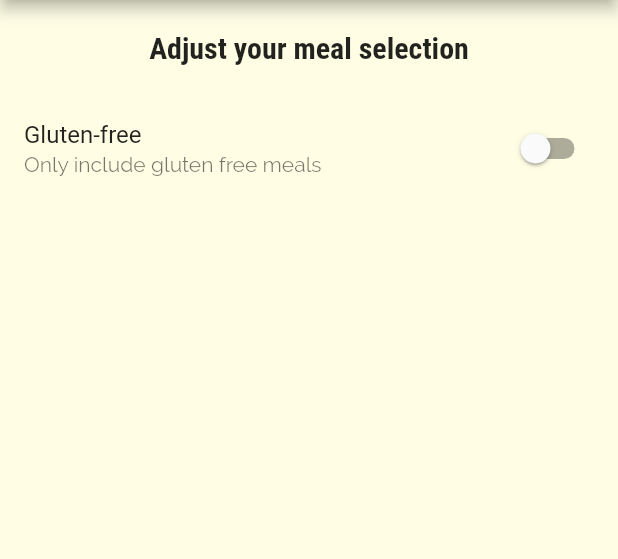
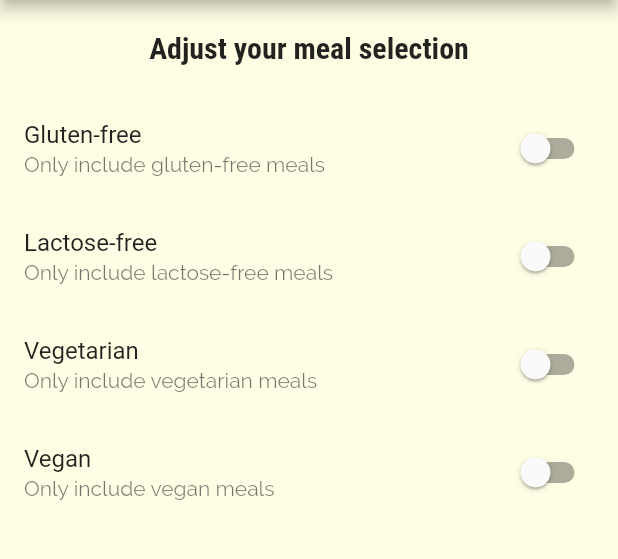
Before and after one commit to mezez/mez_meals, a Flutter app: the FiltersScreen screen opened by its route, on a phone screen of 412 x 824 dp, the part 84-643 px from its top. Run offline on Flutter 3.47's test engine with Material 2 defaults, Android fonts, the phone set to English and light mode, and no system bars.

Commit message:
filters scaffold update

```diff
--- a/lib/screens/filters_screen.dart
+++ b/lib/screens/filters_screen.dart
@@ -13,6 +13,15 @@ class _FiltersScreenState extends State<FiltersScreen> {
   bool _vegetarian = false;
   bool _vegan = false;
   bool _lactoseFree = false;
+
+  Widget _buildSwitchListTile(String title, String description,
+      bool currentValue, Function updateValue) {
+    return SwitchListTile(
+        title: Text(title),
+        value: currentValue,
+        subtitle: Text(description),
+        onChanged: updateValue);
+  }
 
   @override
   Widget build(BuildContext context) {
@@ -34,15 +43,32 @@ class _FiltersScreenState extends State<FiltersScreen> {
           Expanded(
               child: ListView(
             children: <Widget>[
-              SwitchListTile(
-                  title: Text('Gluten-free'),
-                  value: _glutenFree,
-                  subtitle: Text('Only include gluten free meals'),
-                  onChanged: (newValue) {
-                    setState(() {
-                      _glutenFree = newValue;
-                    });
-                  })
+              _buildSwitchListTile(
+                  'Gluten-free', 'Only include gluten-free meals', _glutenFree,
+                  (newValue) {
+                setState(() {
+                  _glutenFree = newValue;
+                });
+              }),
+              _buildSwitchListTile('Lactose-free',
+                  'Only include lactose-free meals', _lactoseFree, (newValue) {
+                setState(() {
+                  _lactoseFree = newValue;
+                });
+              }),
+              _buildSwitchListTile(
+                  'Vegetarian', 'Only include vegetarian meals', _vegetarian,
+                  (newValue) {
+                setState(() {
+                  _vegetarian = newValue;
+                });
+              }),
+              _buildSwitchListTile('Vegan', 'Only include vegan meals', _vegan,
+                  (newValue) {
+                setState(() {
+                  _vegan = newValue;
+                });
+              }),
             ],
           ))
         ],
```
